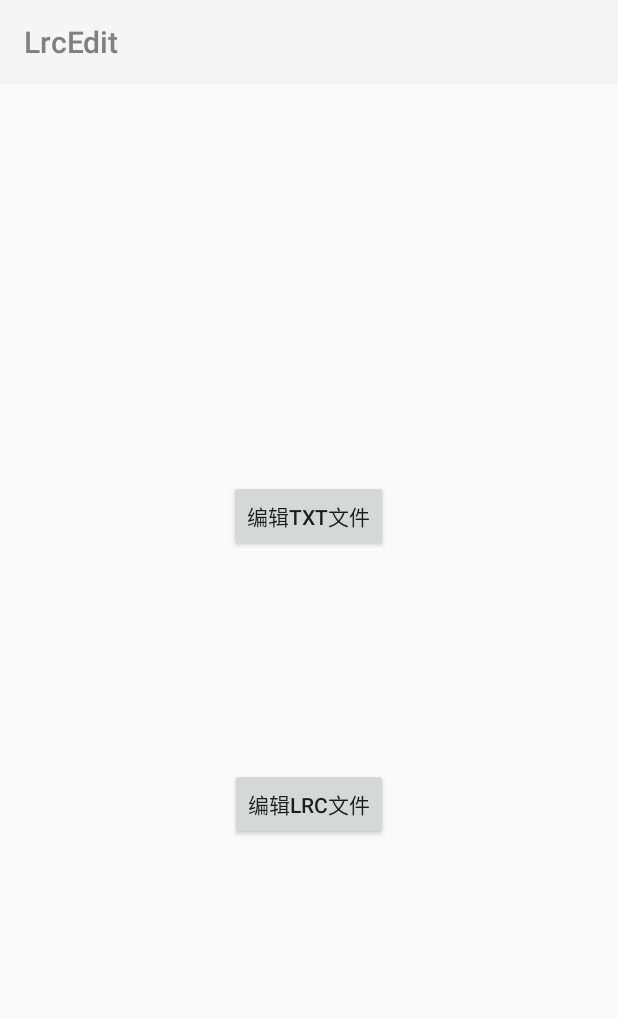
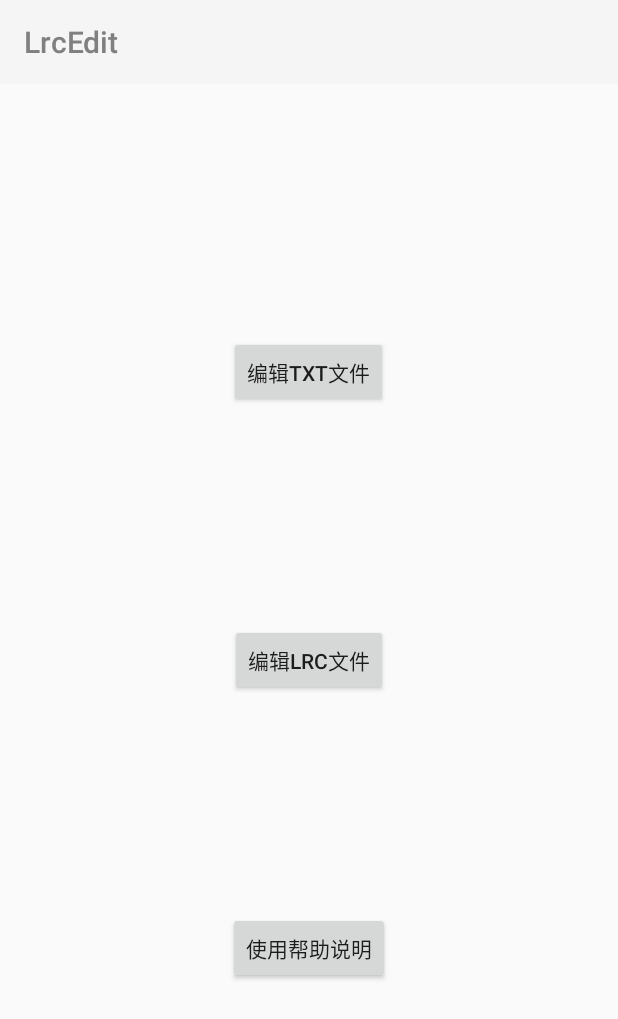
Before and after one commit to pwxc/LrcEdit-Android, an Android app: the screen it shows after launch (MainActivity), on a phone screen of 412 x 824 dp. Shown: the top 1019 px of the screen. Run offline under Robolectric (Android 15) with nearby library versions, the phone set to English and light mode, and no system bars.

Commit message:
添加使用帮助

```diff
--- a/app/src/main/java/com/lcz/lrcedit/lrcedit/MainActivity.java
+++ b/app/src/main/java/com/lcz/lrcedit/lrcedit/MainActivity.java
@@ -11,8 +11,12 @@ import android.support.v4.app.ActivityCompat;
 import android.support.v4.content.ContextCompat;
 import android.support.v7.app.AppCompatActivity;
 import android.support.v7.widget.Toolbar;
+import android.view.Gravity;
+import android.view.LayoutInflater;
 import android.view.View;
+import android.view.WindowManager;
 import android.widget.Button;
+import android.widget.PopupWindow;
 import android.widget.Toast;
 
 import java.io.BufferedReader;
@@ -24,6 +28,8 @@ public class MainActivity extends AppCompatActivity {
 
     private Button addTxt;
     private Button addLrc;
+    private Button helpButton;
+    private PopupWindow popupWindow;
 
     @Override
     protected void onCreate(@Nullable Bundle savedInstanceState) {
@@ -33,6 +39,7 @@ public class MainActivity extends AppCompatActivity {
         setSupportActionBar(toolbar);
         addTxt = (Button) findViewById(R.id.MainActivity_addTxt);
         addLrc = (Button) findViewById(R.id.MainActivity_addLrc);
+        helpButton = (Button) findViewById(R.id.MainActivity_getHelp);
         addTxt.setOnClickListener(new View.OnClickListener() {
             @Override
             public void onClick(View view) {
@@ -40,7 +47,6 @@ public class MainActivity extends AppCompatActivity {
                 startActivity(intent);
             }
         });
-
         addLrc.setOnClickListener(new View.OnClickListener() {
             @Override
             public void onClick(View view) {
@@ -60,7 +66,19 @@ public class MainActivity extends AppCompatActivity {
                 }
             }
         });
+        helpButton.setOnClickListener(new View.OnClickListener() {
+            @Override
+            public void onClick(View view) {
+                View contentView = LayoutInflater.from(MainActivity.this).inflate(R.layout.popupwindow_help, null);
+                popupWindow = new PopupWindow(contentView,
+                        WindowManager.LayoutParams.WRAP_CONTENT, WindowManager.LayoutParams.WRAP_CONTENT, true);
+                popupWindow.setContentView(contentView);
+                View rootview = LayoutInflater.from(MainActivity.this).inflate(R.layout.activity_main, null);
+                popupWindow.showAtLocation(rootview, Gravity.CENTER, 0, 0);
+            }
+        });
     }
+
     private boolean hasTxtFile(){
         File file = new File(Environment.getExternalStorageDirectory()+"/lrcEdit");
         File[] files = file.listFiles();
--- a/app/src/main/res/layout/activity_main.xml
+++ b/app/src/main/res/layout/activity_main.xml
@@ -22,7 +22,7 @@
     <LinearLayout
         android:layout_width="match_parent"
         android:layout_height="0dp"
-        android:layout_weight="1"
+        android:layout_weight="2"
         android:gravity="center">
         <Button
             android:layout_width="wrap_content"
@@ -33,7 +33,7 @@
     <LinearLayout
         android:layout_width="match_parent"
         android:layout_height="0dp"
-        android:layout_weight="1"
+        android:layout_weight="2"
         android:gravity="center">
         <Button
             android:layout_width="wrap_content"
@@ -44,6 +44,17 @@
     <LinearLayout
         android:layout_width="match_parent"
         android:layout_height="0dp"
+        android:layout_weight="2"
+        android:gravity="center">
+        <Button
+            android:layout_width="wrap_content"
+            android:layout_height="wrap_content"
+            android:id="@+id/MainActivity_getHelp"
+            android:text="使用帮助说明" />
+    </LinearLayout>
+    <LinearLayout
+        android:layout_width="match_parent"
+        android:layout_height="0dp"
         android:layout_weight="1"
         android:gravity="center">
     </LinearLayout>
--- a/app/src/main/res/values/strings.xml
+++ b/app/src/main/res/values/strings.xml
@@ -1,3 +1,4 @@
 <resources>
     <string name="app_name">LrcEdit</string>
+    <string name="help">\ntxt编辑界面：\n双击可以删除最后一行\n\nlrc编辑界面：\n点击开始按钮后\n单击即可进入下一行\n时间自动记录\n编辑过程中出现问题\n可以重新按开始按钮重置进度\n</string>
 </resources>
--- a/build.gradle
+++ b/build.gradle
@@ -7,7 +7,7 @@ buildscript {
         jcenter()
     }
     dependencies {
-        classpath 'com.android.tools.build:gradle:3.1.1'
+        classpath 'com.android.tools.build:gradle:3.1.2'
 
 
         // NOTE: Do not place your application dependencies here; they belong
--- a/lrcmoudle/src/main/java/com/lcz/lrcedit/lrcmoudle/LrcTimeEdit.java
+++ b/lrcmoudle/src/main/java/com/lcz/lrcedit/lrcmoudle/LrcTimeEdit.java
@@ -15,7 +15,6 @@ import android.widget.Toast;
 
 import java.util.ArrayList;
 import java.util.List;
-import java.util.Timer;
 
 
 public class LrcTimeEdit extends View {
@@ -109,8 +108,10 @@ public class LrcTimeEdit extends View {
         float bottom = fontMetrics.bottom;
         offset = bottom - top;
         for(int i=0;i<strings.size();i++){
-            if(i==currentLine){
+            if(i == currentLine){
                 paint.setColor(Color.RED);
+            }else if(i > currentLine){
+                paint.setColor(Color.GRAY);
             }else {
                 paint.setColor(Color.BLUE);
             }
```
Also changed, not shown: app/src/main/res/layout/popupwindow_help.xml (added, +11 -0 lines), app/src/main/res/mipmap-hdpi/icon.png, 1 other file.
